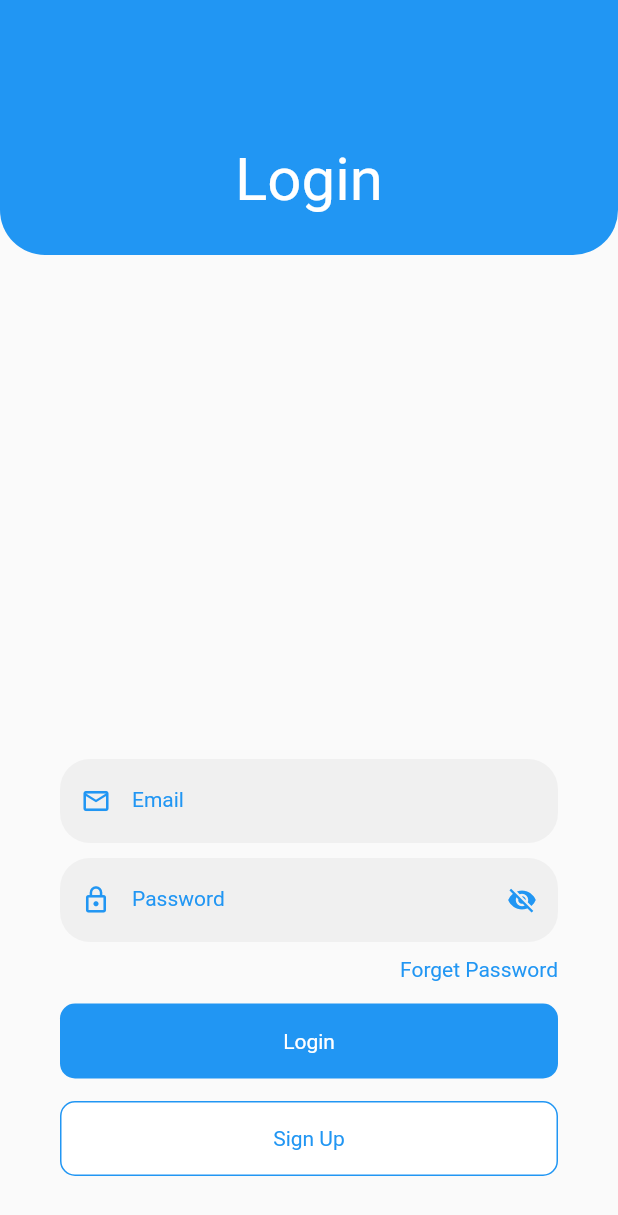
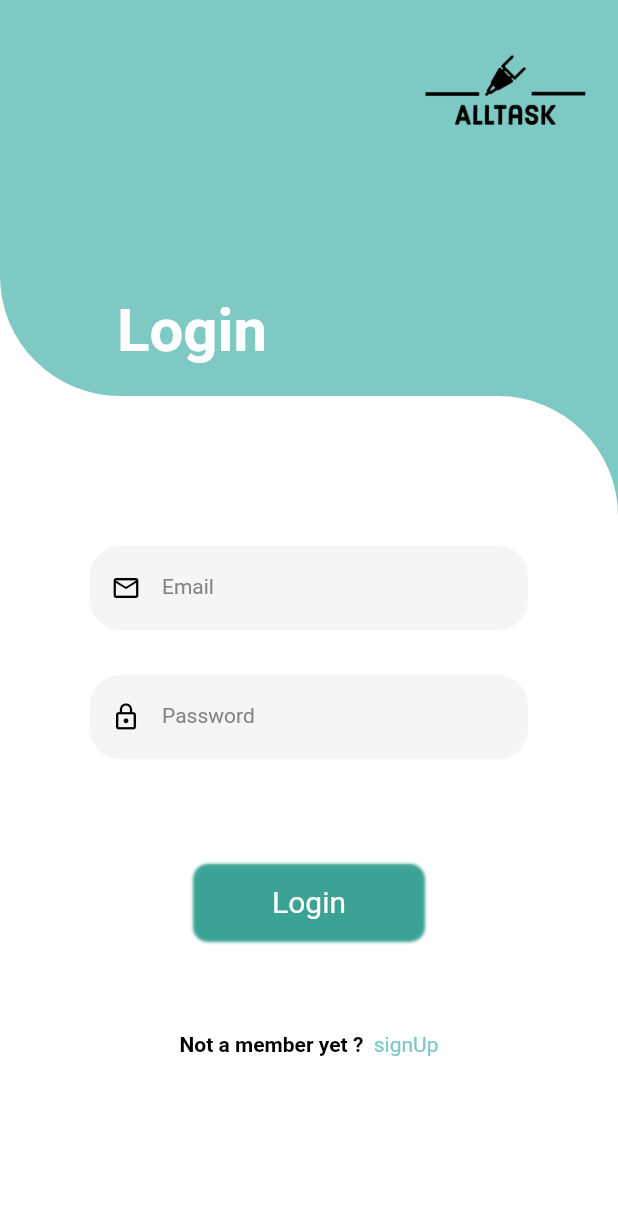
Before and after one commit to nmahdi6/login-page, a Flutter app: the screen it shows after launch, on a phone screen of 412 x 824 dp. Shown: the top 1215 px of the screen. Run offline on Flutter 3.47's test engine with Material 2 defaults, Android fonts, the phone set to English and light mode, and no system bars; our stand-ins replace validators.

Commit message:
finish the ui login and signup pages

```diff
--- a/lib/main.dart
+++ b/lib/main.dart
@@ -1,6 +1,7 @@
 import 'package:flutter/material.dart';
 import 'package:pruject_ui/screen/widget/TextFieldwidget.dart';
 import 'package:pruject_ui/screen/widget/buttonWidget.dart';
+import 'package:pruject_ui/view/login_page.dart';
 import 'package:validators/validators.dart';
 
 void main() {
@@ -13,113 +14,12 @@ class MyApp extends StatelessWidget {
   var password;
   @override
   Widget build(BuildContext context) {
-    return MaterialApp(
+    return const MaterialApp(
       debugShowCheckedModeBanner: false,
-      home: Scaffold(
-        body: _buildBody(),
-      ),
-    );
-  }
-
-  Widget _buildBody() {
-    return Container(
-      margin: const EdgeInsets.only(bottom: 20),
-      child: Column(
-        mainAxisAlignment: MainAxisAlignment.spaceBetween,
-        children: [
-          Container(
-            padding: const EdgeInsets.only(top: 70),
-            width: double.infinity,
-            height: 170,
-            alignment: Alignment.center,
-            decoration: const BoxDecoration(
-                color: Colors.blue,
-                borderRadius:
-                    BorderRadius.vertical(bottom: Radius.circular(30))),
-            child: const Text("Login",
-                style: TextStyle(fontSize: 40, color: Colors.white)),
-          ),
-          Container(
-            padding: const EdgeInsets.symmetric(horizontal: 40),
-            child: Form(
-              autovalidateMode: AutovalidateMode.onUserInteraction,
-              key: _formKey,
-              child: Column(
-                crossAxisAlignment: CrossAxisAlignment.end,
-                children: [
-                  Container(
-                      child: TextFieldWidget(
-                        onSaved: (String? value) {
-                          email = value;
-                        },
-
-                    validator: (String? value) {
-                      if(value!.isEmpty){
-                        return "Enter Email";
-                      }else if(!isEmail(value)){
-                        return "enter correct email";
-                      }
-                      else{
-                        return null;
-                      }
-                    },
-                    labelText: "Email",
-                    icon: Icons.email_outlined,
-                  )),
-                  Container(
-                      margin: const EdgeInsets.only(top: 10),
-                      child: TextFieldWidget(
-                        onSaved: (String? value) {
-                          password = value;
-                        },
-
-                        validator: ( value) {
-                          if(value!.isEmpty){
-                            return "enter password";
-                          }else if(value.length < 6){
-                            return "enter correct password";
-                          }else{
-                            return null;
-                          }
-                        },
-                        labelText: "Password",
-                        icon: Icons.lock_outline,
-                        obscureText: true,
-                        suffixIcon: Icons.visibility_off,
-                      )),
-                  Container(
-                    margin: const EdgeInsets.only(top: 10),
-                    child: const Text(
-                      "Forget Password",
-                      style: TextStyle(color: Colors.blue),
-                    ),
-                  ),
-                  Container(
-                    margin: const EdgeInsets.only(top: 15),
-                    child: GestureDetector(
-                      child: const buttonWidget(
-                        title: "Login",
-                      ),
-                      onTap: () {
-                       if( _formKey.currentState!.validate()){
-                         _formKey.currentState!.save();
-                       }
-
-                      },
-                    ),
-                  ),
-                  Container(
-                    margin: const EdgeInsets.only(top: 15, bottom: 20),
-                    child: const buttonWidget(
-                      title: "Sign Up",
-                      hasBorder: true,
-                    ),
-                  )
-                ],
-              ),
-            ),
-          )
-        ],
+      home: SafeArea(
+        child: Scaffold(
+          body: Login(),
+        ),
       ),
     );
   }
--- a/lib/screen/widget/TextFieldwidget.dart
+++ b/lib/screen/widget/TextFieldwidget.dart
@@ -5,44 +5,51 @@ class TextFieldWidget extends StatelessWidget {
   final icon;
   final bool obscureText;
   final suffixIcon;
+  final bool enabled;
   final FormFieldValidator<String>? validator;
-  final FormFieldValidator<String>? onSaved;
    TextFieldWidget(
       {required this.labelText,
       required this.icon,
       this.obscureText = false,
+      this.enabled = true,
       this.suffixIcon,
       this.validator,
-      this.onSaved});
+      });
 
   @override
   Widget build(BuildContext context) {
-    return Container(
-      child: TextFormField(
+    return TextFormField(
       validator: validator,
-        onSaved: onSaved,
-        style: const TextStyle(fontSize: 14, color: Colors.blue),
+      enabled: enabled,
+      style: const TextStyle(fontSize: 14, color: Colors.black),
       obscureText: obscureText,
       decoration: InputDecoration(
         labelText: labelText,
-          labelStyle: const TextStyle(color: Colors.blue),
+        labelStyle: const TextStyle(color:  Color.fromARGB(255, 132, 132, 132)),
         filled: true,
+
         enabledBorder: OutlineInputBorder(
+            borderRadius: BorderRadius.circular(20),
+            borderSide: BorderSide.none),
+
+        focusedErrorBorder: OutlineInputBorder(
+            borderRadius: BorderRadius.circular(20),
+            borderSide: BorderSide.none),
+        errorBorder: OutlineInputBorder(
             borderRadius: BorderRadius.circular(20),
             borderSide: BorderSide.none),
         focusedBorder: OutlineInputBorder(
             borderRadius: BorderRadius.circular(20),
-              borderSide: const BorderSide(color: Colors.blue)),
+            borderSide: const BorderSide(color: Color.fromARGB(255, 132, 132, 132))),
         prefixIcon: Icon(
           icon,
           size: 20,
-            color: Colors.blue,
+          color: Colors.black,
         ),
         suffixIcon: Icon(
           suffixIcon,
           size: 20,
-            color: Colors.blue,
-          ),
+          color:  Color.fromARGB(255, 132, 132, 132)
         ),
       ),
     );
--- a/lib/screen/widget/buttonWidget.dart
+++ b/lib/screen/widget/buttonWidget.dart
@@ -2,8 +2,9 @@ import 'package:flutter/material.dart';
 
 class buttonWidget extends StatelessWidget {
   final String? title;
-  final bool hasBorder;
-  const buttonWidget({@required this.title, this.hasBorder = false});
+  const buttonWidget({
+    @required this.title,
+  });
 
   @override
   Widget build(BuildContext context) {
@@ -11,16 +12,22 @@ class buttonWidget extends StatelessWidget {
       height: 50,
       width: double.infinity,
       decoration: BoxDecoration(
-          color: hasBorder ? Colors.white : Colors.blue,
-          borderRadius: BorderRadius.circular(10),
-          border: hasBorder
-              ? Border.all(color: Colors.blue)
-              : const Border.fromBorderSide(BorderSide.none)),
+        color: const Color.fromARGB(100, 61, 162, 150),
+        borderRadius: BorderRadius.circular(10),
+        boxShadow: const[
+           BoxShadow(
+            color: Color.fromARGB(255, 61, 162, 150),
+            spreadRadius: 1,
+            blurRadius: 1,
+            offset: Offset(0, 1), // changes position of shadow
+          ),
+        ],
+      ),
       child: Container(
         alignment: Alignment.center,
         child: Text(
           title!,
-          style: TextStyle(color: hasBorder ? Colors.blue : Colors.white),
+          style: const TextStyle(fontSize: 20,decoration: TextDecoration.none,color: Colors.white),
         ),
       ),
     );
--- /dev/null
+++ b/lib/view/login_page.dart
@@ -0,0 +1,190 @@
+import 'package:flutter/material.dart';
+import 'package:pruject_ui/gen/assets.gen.dart';
+import 'package:pruject_ui/view/signup_page.dart';
+import 'package:validators/validators.dart';
+
+import '../screen/widget/TextFieldwidget.dart';
+import '../screen/widget/buttonWidget.dart';
+
+class Login extends StatefulWidget {
+  const Login({Key? key}) : super(key: key);
+
+  @override
+  State<Login> createState() => _LoginState();
+}
+
+class _LoginState extends State<Login> {
+  final _formKey = GlobalKey<FormState>();
+  var email;
+  var password;
+  @override
+  Widget build(BuildContext context) {
+    return SafeArea(
+      child: Scaffold(
+        body: Container(
+          color: Colors.white,
+          child: Column(
+            children: [
+              // top login text
+              SizedBox(
+                width: double.infinity,
+                height: 264,
+                child: Stack(
+                  children: [
+                    Container(
+                      alignment: Alignment.center,
+                      decoration: const BoxDecoration(
+                        color: Colors.white,
+                      ),
+                    ),
+                    Container(
+                     // padding: const EdgeInsets.only(top: 160),
+                      alignment: Alignment.center,
+                      decoration: const BoxDecoration(
+                          color: Color.fromARGB(255, 126, 201, 196),
+                          borderRadius:
+                              BorderRadius.only(bottomLeft: Radius.circular(80))),
+                      child: Column(
+                        mainAxisAlignment: MainAxisAlignment.spaceBetween,
+                        children: [
+                          Row(
+                             mainAxisAlignment: MainAxisAlignment.spaceBetween,
+                            children: [
+                               Container(),
+                              Image(image: Assets.images.allTask,height: 120,
+                             // color: Colors.white,
+                              ),
+
+                            ],
+                          ),
+                          Row(
+                            mainAxisAlignment: MainAxisAlignment.spaceAround,
+                            children: [
+                              const Padding(
+                                padding:  EdgeInsets.only(bottom: 20),
+                                child:  Text("Login",
+                                    style: TextStyle(
+                                        fontSize: 40,
+                                        color: Colors.white,
+                                        fontWeight: FontWeight.bold)),
+                              ),
+                              Container(),
+
+                            ],
+                          ),
+                        ],
+                      ),
+                    ),
+                  ],
+                ),
+              ),
+
+              //
+              Stack(
+                children: [
+                  Container(
+                    width: double.infinity,
+                    height: MediaQuery.of(context).size.height - 400,
+                    color: const Color.fromARGB(255, 126, 201, 196),
+                  ),
+                  Container(
+                    width: double.infinity,
+                    height: MediaQuery.of(context).size.height - 400,
+                    decoration: const BoxDecoration(
+                        color: Colors.white,
+                        borderRadius:
+                            BorderRadius.only(topRight: Radius.circular(80))),
+                    child: Container(
+                      padding: const EdgeInsets.fromLTRB(60, 100, 60, 0),
+                      child: Form(
+                      //  autovalidateMode: AutovalidateMode.onUserInteraction,
+                        key: _formKey,
+                        child: Column(
+                          crossAxisAlignment: CrossAxisAlignment.end,
+                          children: [
+                            TextFieldWidget(
+                              validator: (String? value) {
+                                if (value!.isEmpty) {
+                                  return "Enter Email";
+                                } else if (!isEmail(value)) {
+                                  return "enter correct email";
+                                } else {
+                                  return null;
+                                }
+                              },
+                              labelText: "Email",
+                              icon: Icons.email_outlined,
+                            ),
+                            Container(
+                                margin: const EdgeInsets.only(top: 30),
+                                child: TextFieldWidget(
+                                  validator: (value) {
+                                    if (value!.isEmpty) {
+                                      return "enter password";
+                                    } else if (value.length < 6) {
+                                      return "enter correct password";
+                                    } else {
+                                      return null;
+                                    }
+                                  },
+                                  labelText: "Password",
+                                  icon: Icons.lock_outline,
+                                  obscureText: true,
+                                )),
+
+                            // login button
+                            Container(
+                              margin: const EdgeInsets.only(
+                                  top: 70, left: 70, right: 70),
+                              child: InkWell(
+                                child: const buttonWidget(
+                                  title: "Login",
+                                ),
+                                onTap: () {
+                                  if (_formKey.currentState!.validate()) {
+                                    _formKey.currentState!.save();
+                                  }
+                                },
+                              ),
+                            ),
+                          ],
+                        ),
+                      ),
+                    ),
+                  )
+                ],
+              ),
+
+              // sign up click
+              Center(
+                child: Row(
+                  mainAxisAlignment: MainAxisAlignment.center,
+                  children: [
+                    const Text(
+                      "Not a member yet ?  ",
+                      style: TextStyle(
+                          color: Colors.black, fontWeight: FontWeight.bold),
+                    ),
+                    InkWell(
+                      onTap: () {
+                        Navigator.of(context).push(MaterialPageRoute(
+                            builder: ((context) => const SignUp())));
+                      },
+                      child: const Text(
+                        "signUp",
+                        style:
+                            TextStyle(color: Color.fromARGB(255, 126, 201, 196)),
+                      ),
+                    ),
+                  ],
+                ),
+              ),
+
+            ],
+          ),
+        ),
+      ),
+    );
+    ;
+  }
+}
--- a/pubspec.yaml
+++ b/pubspec.yaml
@@ -59,9 +59,8 @@ flutter:
   uses-material-design: true
 
   # To add assets to your application, add an assets section, like this:
-  # assets:
-  #   - images/a_dot_burr.jpeg
-  #   - images/a_dot_ham.jpeg
+  assets:
+    - assets/images/
 
   # An image asset can refer to one or more resolution-specific "variants", see
   # https://flutter.dev/assets-and-images/#resolution-aware.
```
Also changed, not shown: lib/gen/assets.gen.dart (added, +70 -0 lines), lib/view/signup_page.dart (added, +206 -0 lines), assets/fonts/DANA-BOLD.ttf (added), assets/fonts/DANA-REGULAR.ttf (added), assets/fonts/Roboto-Bold.ttf (added), assets/fonts/Roboto-Italic.ttf (added), assets/fonts/Roboto-Light.ttf (added), assets/fonts/Roboto-Thin.ttf (added), assets/images/AllTask.png (added). Lines whose indentation alone changed are shown as unchanged.
